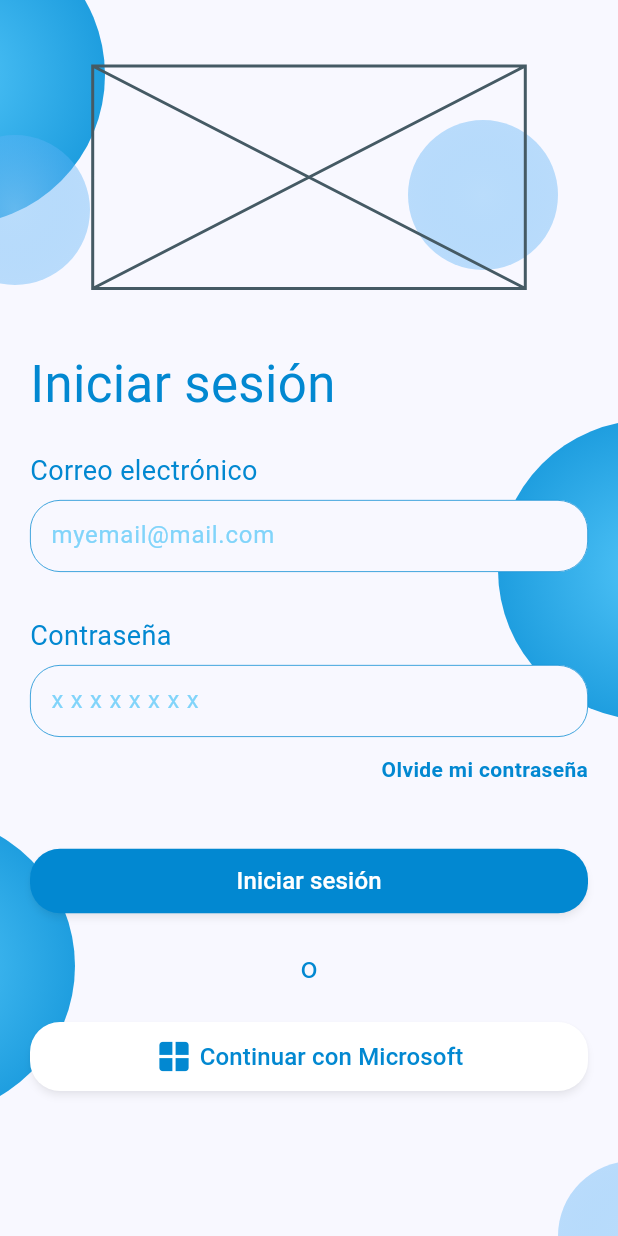
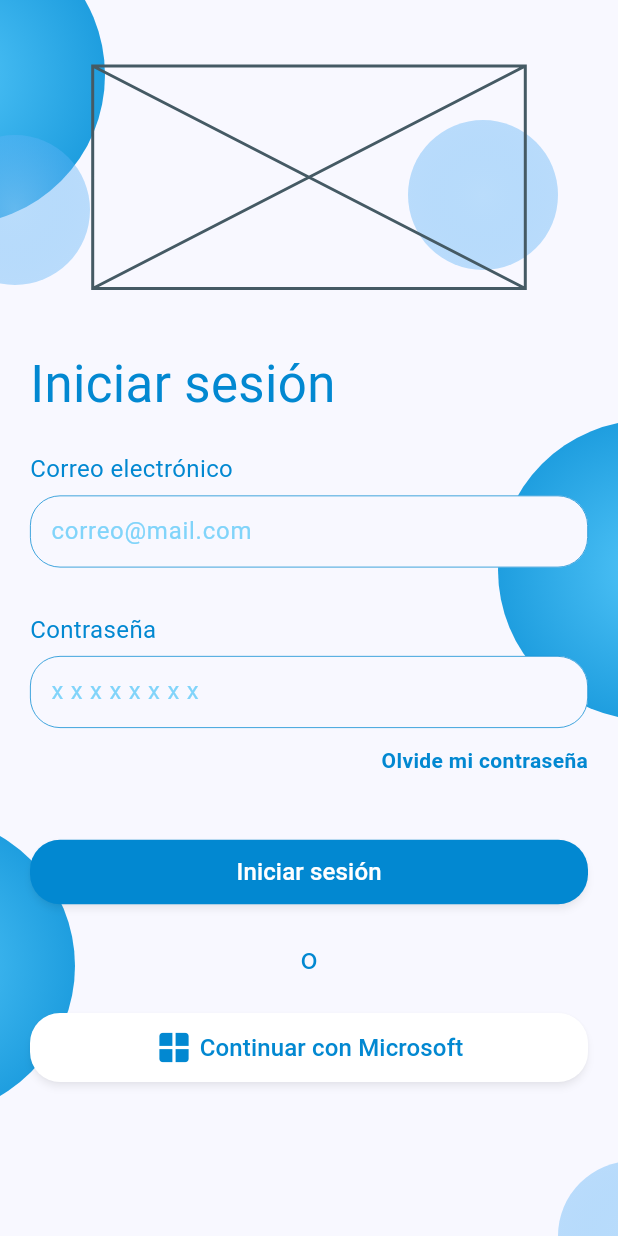
Before and after one commit to rescobar-bit/atreus, a Flutter app: the screen it shows after launch, after a tap on "Iniciar sesión", on a phone screen of 412 x 824 dp. Run offline on Flutter 3.47's test engine with Material 3 defaults, Android fonts, the phone set to English and light mode, and no system bars; drawn by our look-alikes of flutter_form_builder; our stand-ins replace firebase_auth, firebase_core, form_builder_validators, go_router; accounts and stored records are empty.

Commit message:
Ajustes finales para login

```diff
--- a/lib/routes/app_routes.dart
+++ b/lib/routes/app_routes.dart
@@ -1,5 +1,6 @@
 import 'package:atreus/screens/auth/login_screen.dart';
 import 'package:atreus/screens/auth/microsoft_login_screen.dart';
+import 'package:atreus/screens/home_screen.dart';
 import 'package:flutter/material.dart';
 import 'package:go_router/go_router.dart';
 
@@ -14,6 +15,11 @@ class AppRoutes {
             path: MicrosoftLoginScreen.routeName,
             name: MicrosoftLoginScreen.routeName,
             builder: (context, state) => const MicrosoftLoginScreen(),
+          ),
+          GoRoute(
+            path: HomeScreen.routeName,
+            name: HomeScreen.routeName,
+            builder: (context, state) => const HomeScreen(),
           )
         ]
       )
--- a/lib/screens/auth/login_screen.dart
+++ b/lib/screens/auth/login_screen.dart
@@ -1,4 +1,5 @@
 import 'package:atreus/screens/auth/microsoft_login_screen.dart';
+import 'package:atreus/screens/home_screen.dart';
 import 'package:atreus/widgets/general/atreus_input.dart';
 import 'package:atreus/widgets/ui/large_sphere.dart';
 import 'package:atreus/widgets/ui/small_sphere.dart';
@@ -26,14 +27,12 @@ class _LoginScreenState extends State<LoginScreen> {
 
   Future<void> login() async {
     try {
-      UserCredential userCredential = await _auth.signInWithEmailAndPassword(
+      await _auth.signInWithEmailAndPassword(
         email: _emailController.text,
         password: _passwordController.text
       );
       if (mounted) {
-        ScaffoldMessenger.of(context).showSnackBar(
-          SnackBar(content: Text('Bienvenido: ${userCredential.user?.email}')),
-        );
+        context.goNamed(HomeScreen.routeName);
       }
     } on FirebaseAuthException catch (e) {
       if (e.code == 'invalid-credential') {
@@ -46,7 +45,7 @@ class _LoginScreenState extends State<LoginScreen> {
     } catch (e) {
       if (mounted) {
         ScaffoldMessenger.of(context).showSnackBar(
-          const SnackBar(content: Text('Credenciales invalidas')),
+          SnackBar(content: Text(e.toString())),
         );
       }
     }
@@ -73,6 +72,8 @@ class _LoginScreenState extends State<LoginScreen> {
   }
 
   void submit() async {
+    _emailFocusNode.unfocus();
+    _passwordFocusNode.unfocus();
     bool? isValidated = _formKey.currentState?.saveAndValidate();
     if (isValidated!) await login();
   }
@@ -87,13 +88,6 @@ class _LoginScreenState extends State<LoginScreen> {
         width: .5,
       ),
     );
-    final inputBorderErrorStyle = OutlineInputBorder(
-      borderRadius: BorderRadius.circular(20),
-      borderSide: BorderSide(
-        color: Colors.red.shade400,
-        width: .5,
-      ),
-    );
     InputDecoration inputDecoration(String placeholder) {
       return InputDecoration(
         filled: true,
@@ -102,7 +96,7 @@ class _LoginScreenState extends State<LoginScreen> {
         enabledBorder: inputBorderStyle,
         border: inputBorderStyle,
         focusedErrorBorder: inputBorderStyle,
-        errorBorder: inputBorderErrorStyle,
+        errorBorder: inputBorderStyle,
         contentPadding: const EdgeInsets.only(left: 10),
         hintText: placeholder,
         hintStyle: TextStyle(color: Colors.lightBlue.shade200, fontWeight: FontWeight.w400)
@@ -153,7 +147,7 @@ class _LoginScreenState extends State<LoginScreen> {
                             Text(
                               'Correo electrónico',
                               style: TextStyle(
-                                fontSize: 18,
+                                fontSize: 16,
                                 fontWeight: FontWeight.w400,
                                 color: Colors.lightBlue.shade700,
                               ),
@@ -161,18 +155,23 @@ class _LoginScreenState extends State<LoginScreen> {
                             const SizedBox(height: 6,),
                             AtreusInput(
                               name: 'email',
+                              inputFocus: _emailFocusNode,
                               controller: _emailController,
-                              inputStyle: inputDecoration('myemail@mail.com'),
+                              inputStyle: inputDecoration('correo@mail.com'),
                               validators: FormBuilderValidators.compose([
                                 FormBuilderValidators.required(errorText: 'Debes proporcionar un correo electrónico'),
+                                FormBuilderValidators.email(errorText: 'Ingresa un correo valido'),
                                 FormBuilderValidators.maxLength(40, errorText: 'El nombre de usuario debe tener máximo 40 caracteres'),
                               ]),
+                              onEditingComplete: () {
+                                FocusScope.of(context).requestFocus(_passwordFocusNode);
+                              },
                             ),
                             const SizedBox(height: 30,),
                             Text(
                               'Contraseña',
                               style: TextStyle(
-                                fontSize: 18,
+                                fontSize: 16,
                                 fontWeight: FontWeight.w400,
                                 color: Colors.lightBlue.shade700,
                               ),
@@ -180,12 +179,14 @@ class _LoginScreenState extends State<LoginScreen> {
                             const SizedBox(height: 6,),
                             AtreusInput(
                               name: 'password',
+                              inputFocus: _passwordFocusNode,
                               controller: _passwordController,
                               inputStyle: inputDecoration('x x x x x x x x'),
                               validators: FormBuilderValidators.compose([
                                 FormBuilderValidators.required(errorText: 'Debes proporcionar una contraseña'),
                                 FormBuilderValidators.maxLength(40, errorText: 'La contraseña debe tener máximo 40 caracteres'),
                               ]),
+                              onEditingComplete: submit
                             ),
                           ],
                         )
--- a/lib/screens/home_screen.dart
+++ b/lib/screens/home_screen.dart
@@ -2,6 +2,7 @@ import 'package:flutter/material.dart';
 
 class HomeScreen extends StatelessWidget {
   const HomeScreen({super.key});
+  static const String routeName = 'home';
 
   @override
   Widget build(BuildContext context) {
```
